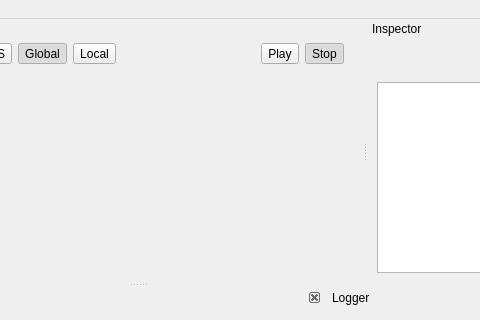
Qt form EngineAssets/EditorWindow.ui (Bang3DEngine/OldBang) before a commit; both pictures show x 366 to 846 and y 0 to 320 of the 1008 by 585 pixel window.
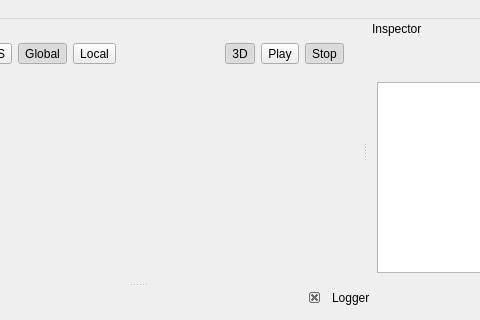
The same form after that commit. Icons and pictures are not drawn. Custom widgets are drawn as their Qt base class.

Commit message: Added button to switch between 2D/3D (perspective/ortho)

Patch:
```diff
--- a/EngineAssets/EditorWindow.ui
+++ b/EngineAssets/EditorWindow.ui
@@ -140,6 +140,24 @@
              </property>
             </spacer>
            </item>
+           <item>
+            <widget class="QToolButton" name="buttonOrthoPerspectiveMode">
+             <property name="font">
+              <font>
+               <pointsize>9</pointsize>
+              </font>
+             </property>
+             <property name="text">
+              <string>3D</string>
+             </property>
+             <property name="checkable">
+              <bool>true</bool>
+             </property>
+             <property name="checked">
+              <bool>true</bool>
+             </property>
+            </widget>
+           </item>
            <item>
             <widget class="QToolButton" name="buttonPlay">
              <property name="text">
```
The commit also changes 5 other files.
